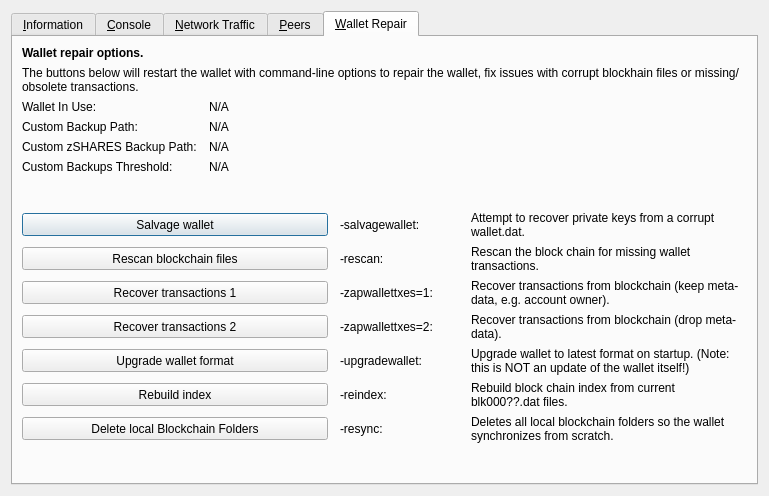
Qt form src/qt/forms/rpcconsole.ui (AltcoinBaggins/lil) before a commit.
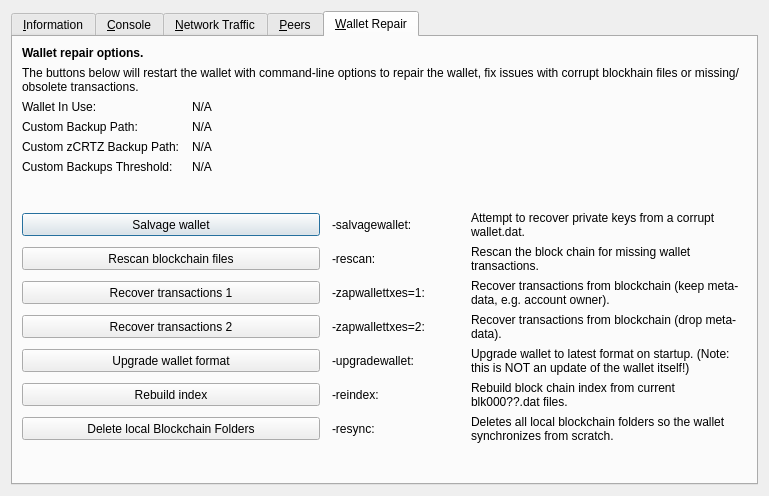
The same form after that commit. The open tabs and pages were chosen to show the change. Icons and pictures are not drawn. Custom widgets are drawn as their Qt base class.

What changed in the file:
```diff
--- a/src/qt/forms/rpcconsole.ui
+++ b/src/qt/forms/rpcconsole.ui
@@ -1333,7 +1333,7 @@
           <bool>false</bool>
          </property>
          <property name="text">
-          <string>Custom zSHARES Backup Path:</string>
+          <string>Custom zCRTZ Backup Path:</string>
          </property>
         </widget>
        </item>
```
Left out of the diff: 2 changed lines with no effect on the pictures.
